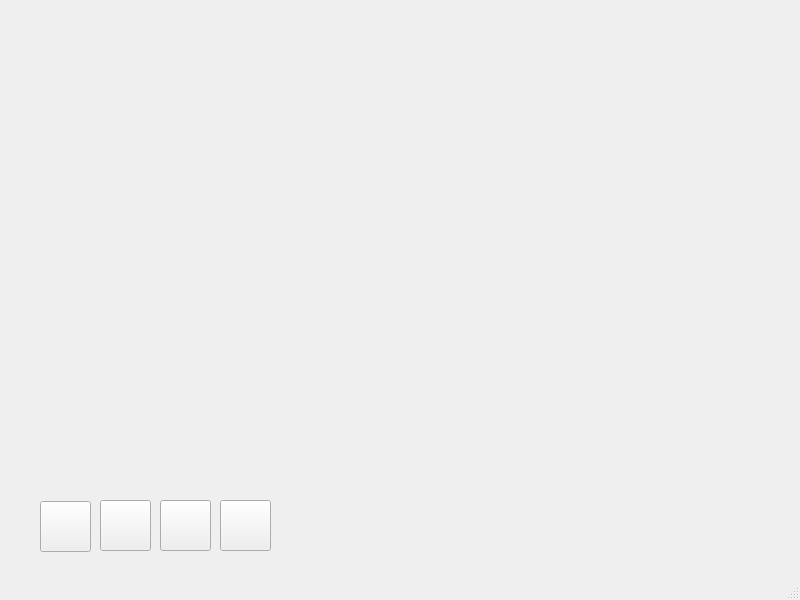
Qt form IProgra/fabricawindow.ui (UnopposedQuill/I-Progra-Refrescos) before a commit.
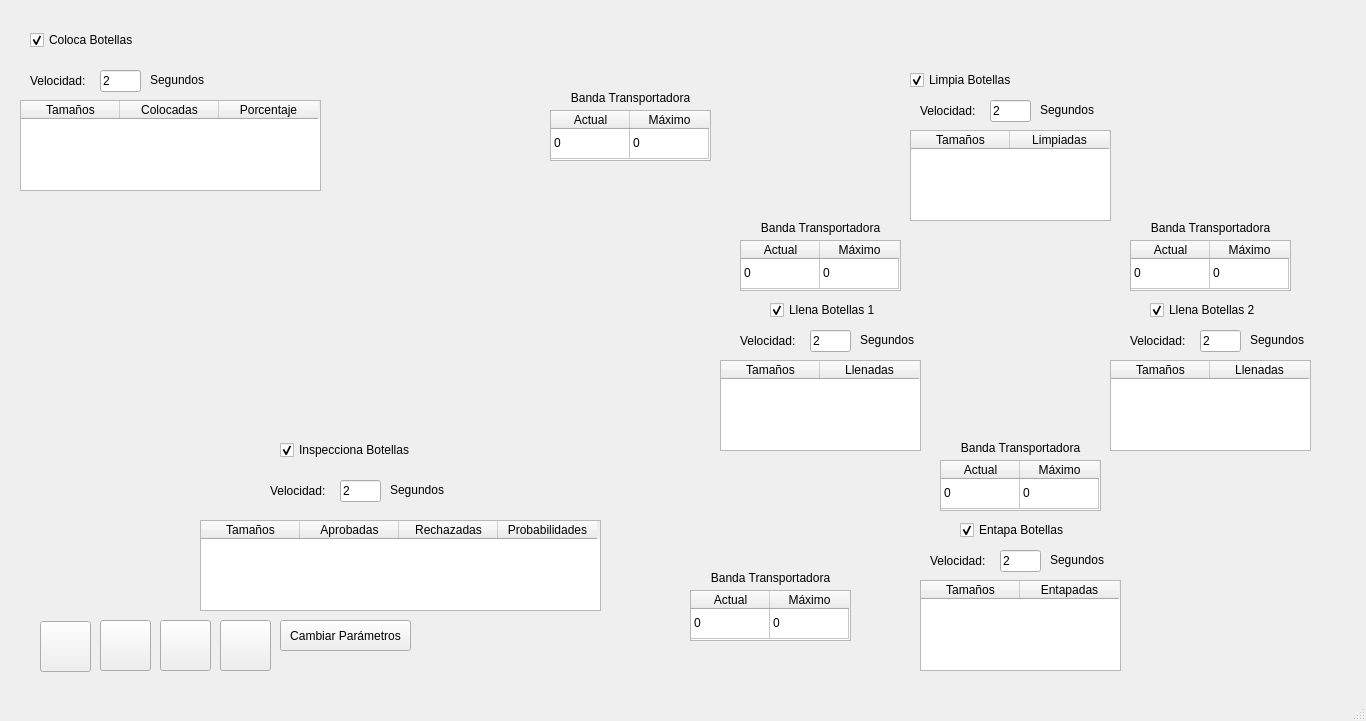
The same form after that commit. Icons and pictures are not drawn.

```diff
--- a/IProgra/fabricawindow.ui
+++ b/IProgra/fabricawindow.ui
@@ -6,8 +6,8 @@
    <rect>
     <x>0</x>
     <y>0</y>
-    <width>800</width>
-    <height>600</height>
+    <width>1366</width>
+    <height>721</height>
    </rect>
   </property>
   <property name="windowTitle">
@@ -18,7 +18,7 @@
     <property name="geometry">
      <rect>
       <x>40</x>
-      <y>501</y>
+      <y>621</y>
       <width>51</width>
       <height>51</height>
      </rect>
@@ -49,7 +49,7 @@
     <property name="geometry">
      <rect>
       <x>160</x>
-      <y>500</y>
+      <y>620</y>
       <width>51</width>
       <height>51</height>
      </rect>
@@ -72,7 +72,7 @@
     <property name="geometry">
      <rect>
       <x>220</x>
-      <y>500</y>
+      <y>620</y>
       <width>51</width>
       <height>51</height>
      </rect>
@@ -95,7 +95,7 @@
     <property name="geometry">
      <rect>
       <x>100</x>
-      <y>500</y>
+      <y>620</y>
       <width>51</width>
       <height>51</height>
      </rect>
@@ -114,6 +114,805 @@
      </size>
     </property>
    </widget>
+   <widget class="QCheckBox" name="colocaBotellasActivo">
+    <property name="geometry">
+     <rect>
+      <x>30</x>
+      <y>30</y>
+      <width>121</width>
+      <height>20</height>
+     </rect>
+    </property>
+    <property name="text">
+     <string>Coloca Botellas</string>
+    </property>
+    <property name="checked">
+     <bool>true</bool>
+    </property>
+   </widget>
+   <widget class="QCheckBox" name="limpiaBotellasActivo">
+    <property name="geometry">
+     <rect>
+      <x>910</x>
+      <y>70</y>
+      <width>121</width>
+      <height>20</height>
+     </rect>
+    </property>
+    <property name="text">
+     <string>Limpia Botellas</string>
+    </property>
+    <property name="checked">
+     <bool>true</bool>
+    </property>
+   </widget>
+   <widget class="QCheckBox" name="llenaBotellasActivo1">
+    <property name="geometry">
+     <rect>
+      <x>770</x>
+      <y>300</y>
+      <width>121</width>
+      <height>20</height>
+     </rect>
+    </property>
+    <property name="text">
+     <string>Llena Botellas 1</string>
+    </property>
+    <property name="checked">
+     <bool>true</bool>
+    </property>
+   </widget>
+   <widget class="QCheckBox" name="llenaBotellasActivo2">
+    <property name="geometry">
+     <rect>
+      <x>1150</x>
+      <y>300</y>
+      <width>121</width>
+      <height>20</height>
+     </rect>
+    </property>
+    <property name="text">
+     <string>Llena Botellas 2</string>
+    </property>
+    <property name="checked">
+     <bool>true</bool>
+    </property>
+   </widget>
+   <widget class="QCheckBox" name="entapaBotellasActivo">
+    <property name="geometry">
+     <rect>
+      <x>960</x>
+      <y>520</y>
+      <width>121</width>
+      <height>20</height>
+     </rect>
+    </property>
+    <property name="text">
+     <string>Entapa Botellas</string>
+    </property>
+    <property name="checked">
+     <bool>true</bool>
+    </property>
+   </widget>
+   <widget class="QPushButton" name="cambiarParametros">
+    <property name="geometry">
+     <rect>
+      <x>280</x>
+      <y>620</y>
+      <width>131</width>
+      <height>31</height>
+     </rect>
+    </property>
+    <property name="text">
+     <string>Cambiar Parámetros</string>
+    </property>
+   </widget>
+   <widget class="QLabel" name="label">
+    <property name="geometry">
+     <rect>
+      <x>30</x>
+      <y>70</y>
+      <width>71</width>
+      <height>21</height>
+     </rect>
+    </property>
+    <property name="text">
+     <string>Velocidad:</string>
+    </property>
+   </widget>
+   <widget class="QLabel" name="label_2">
+    <property name="geometry">
+     <rect>
+      <x>740</x>
+      <y>330</y>
+      <width>71</width>
+      <height>21</height>
+     </rect>
+    </property>
+    <property name="text">
+     <string>Velocidad:</string>
+    </property>
+   </widget>
+   <widget class="QLabel" name="label_3">
+    <property name="geometry">
+     <rect>
+      <x>920</x>
+      <y>100</y>
+      <width>71</width>
+      <height>21</height>
+     </rect>
+    </property>
+    <property name="text">
+     <string>Velocidad:</string>
+    </property>
+   </widget>
+   <widget class="QLabel" name="label_4">
+    <property name="geometry">
+     <rect>
+      <x>930</x>
+      <y>550</y>
+      <width>71</width>
+      <height>21</height>
+     </rect>
+    </property>
+    <property name="text">
+     <string>Velocidad:</string>
+    </property>
+   </widget>
+   <widget class="QLabel" name="label_5">
+    <property name="geometry">
+     <rect>
+      <x>1130</x>
+      <y>330</y>
+      <width>71</width>
+      <height>21</height>
+     </rect>
+    </property>
+    <property name="text">
+     <string>Velocidad:</string>
+    </property>
+   </widget>
+   <widget class="QLineEdit" name="velocidadLlenador1">
+    <property name="geometry">
+     <rect>
+      <x>810</x>
+      <y>330</y>
+      <width>41</width>
+      <height>22</height>
+     </rect>
+    </property>
+    <property name="text">
+     <string>2</string>
+    </property>
+   </widget>
+   <widget class="QLineEdit" name="velocidadLimpiador">
+    <property name="geometry">
+     <rect>
+      <x>990</x>
+      <y>100</y>
+      <width>41</width>
+      <height>22</height>
+     </rect>
+    </property>
+    <property name="text">
+     <string>2</string>
+    </property>
+   </widget>
+   <widget class="QLineEdit" name="velocidadEntapador">
+    <property name="geometry">
+     <rect>
+      <x>1000</x>
+      <y>550</y>
+      <width>41</width>
+      <height>22</height>
+     </rect>
+    </property>
+    <property name="text">
+     <string>2</string>
+    </property>
+   </widget>
+   <widget class="QLineEdit" name="velocidadLlenador2">
+    <property name="geometry">
+     <rect>
+      <x>1200</x>
+      <y>330</y>
+      <width>41</width>
+      <height>22</height>
+     </rect>
+    </property>
+    <property name="text">
+     <string>2</string>
+    </property>
+   </widget>
+   <widget class="QLabel" name="label_7">
+    <property name="geometry">
+     <rect>
+      <x>150</x>
+      <y>70</y>
+      <width>59</width>
+      <height>20</height>
+     </rect>
+    </property>
+    <property name="text">
+     <string>Segundos</string>
+    </property>
+   </widget>
+   <widget class="QLineEdit" name="velocidadColocador">
+    <property name="geometry">
+     <rect>
+      <x>100</x>
+      <y>70</y>
+      <width>41</width>
+      <height>22</height>
+     </rect>
+    </property>
+    <property name="text">
+     <string>2</string>
+    </property>
+   </widget>
+   <widget class="QLabel" name="label_8">
+    <property name="geometry">
+     <rect>
+      <x>860</x>
+      <y>330</y>
+      <width>59</width>
+      <height>20</height>
+     </rect>
+    </property>
+    <property name="text">
+     <string>Segundos</string>
+    </property>
+   </widget>
+   <widget class="QLabel" name="label_9">
+    <property name="geometry">
+     <rect>
+      <x>1040</x>
+      <y>100</y>
+      <width>59</width>
+      <height>20</height>
+     </rect>
+    </property>
+    <property name="text">
+     <string>Segundos</string>
+    </property>
+   </widget>
+   <widget class="QLabel" name="label_10">
+    <property name="geometry">
+     <rect>
+      <x>1050</x>
+      <y>550</y>
+      <width>59</width>
+      <height>20</height>
+     </rect>
+    </property>
+    <property name="text">
+     <string>Segundos</string>
+    </property>
+   </widget>
+   <widget class="QLabel" name="label_11">
+    <property name="geometry">
+     <rect>
+      <x>1250</x>
+      <y>330</y>
+      <width>59</width>
+      <height>20</height>
+     </rect>
+    </property>
+    <property name="text">
+     <string>Segundos</string>
+    </property>
+   </widget>
+   <widget class="QTableWidget" name="contadoresColocador">
+    <property name="geometry">
+     <rect>
+      <x>20</x>
+      <y>100</y>
+      <width>301</width>
+      <height>91</height>
+     </rect>
+    </property>
+    <attribute name="horizontalHeaderDefaultSectionSize">
+     <number>99</number>
+    </attribute>
+    <attribute name="verticalHeaderVisible">
+     <bool>false</bool>
+    </attribute>
+    <column>
+     <property name="text">
+      <string>Tamaños</string>
+     </property>
+    </column>
+    <column>
+     <property name="text">
+      <string>Colocadas</string>
+     </property>
+    </column>
+    <column>
+     <property name="text">
+      <string>Porcentaje</string>
+     </property>
+    </column>
+   </widget>
+   <widget class="QTableWidget" name="contadoresLlenador1">
+    <property name="geometry">
+     <rect>
+      <x>720</x>
+      <y>360</y>
+      <width>201</width>
+      <height>91</height>
+     </rect>
+    </property>
+    <attribute name="horizontalHeaderDefaultSectionSize">
+     <number>99</number>
+    </attribute>
+    <attribute name="verticalHeaderVisible">
+     <bool>false</bool>
+    </attribute>
+    <column>
+     <property name="text">
+      <string>Tamaños</string>
+     </property>
+    </column>
+    <column>
+     <property name="text">
+      <string>Llenadas</string>
+     </property>
+    </column>
+   </widget>
+   <widget class="QTableWidget" name="contadoresLimpiador">
+    <property name="geometry">
+     <rect>
+      <x>910</x>
+      <y>130</y>
+      <width>201</width>
+      <height>91</height>
+     </rect>
+    </property>
+    <attribute name="horizontalHeaderDefaultSectionSize">
+     <number>99</number>
+    </attribute>
+    <attribute name="verticalHeaderVisible">
+     <bool>false</bool>
+    </attribute>
+    <column>
+     <property name="text">
+      <string>Tamaños</string>
+     </property>
+    </column>
+    <column>
+     <property name="text">
+      <string>Limpiadas</string>
+     </property>
+    </column>
+   </widget>
+   <widget class="QTableWidget" name="contadoresEntapador">
+    <property name="geometry">
+     <rect>
+      <x>920</x>
+      <y>580</y>
+      <width>201</width>
+      <height>91</height>
+     </rect>
+    </property>
+    <attribute name="horizontalHeaderDefaultSectionSize">
+     <number>99</number>
+    </attribute>
+    <attribute name="verticalHeaderVisible">
+     <bool>false</bool>
+    </attribute>
+    <column>
+     <property name="text">
+      <string>Tamaños</string>
+     </property>
+    </column>
+    <column>
+     <property name="text">
+      <string>Entapadas</string>
+     </property>
+    </column>
+   </widget>
+   <widget class="QTableWidget" name="contadoresLlenador2">
+    <property name="geometry">
+     <rect>
+      <x>1110</x>
+      <y>360</y>
+      <width>201</width>
+      <height>91</height>
+     </rect>
+    </property>
+    <attribute name="horizontalHeaderDefaultSectionSize">
+     <number>99</number>
+    </attribute>
+    <attribute name="verticalHeaderVisible">
+     <bool>false</bool>
+    </attribute>
+    <column>
+     <property name="text">
+      <string>Tamaños</string>
+     </property>
+    </column>
+    <column>
+     <property name="text">
+      <string>Llenadas</string>
+     </property>
+    </column>
+   </widget>
+   <widget class="QLabel" name="label_13">
+    <property name="geometry">
+     <rect>
+      <x>550</x>
+      <y>90</y>
+      <width>161</width>
+      <height>16</height>
+     </rect>
+    </property>
+    <property name="text">
+     <string>Banda Transportadora</string>
+    </property>
+    <property name="alignment">
+     <set>Qt::AlignCenter</set>
+    </property>
+   </widget>
+   <widget class="QTableWidget" name="infoBandaColocadas">
+    <property name="geometry">
+     <rect>
+      <x>550</x>
+      <y>110</y>
+      <width>161</width>
+      <height>51</height>
+     </rect>
+    </property>
+    <attribute name="horizontalHeaderDefaultSectionSize">
+     <number>79</number>
+    </attribute>
+    <attribute name="verticalHeaderVisible">
+     <bool>false</bool>
+    </attribute>
+    <row>
+     <property name="text">
+      <string>1</string>
+     </property>
+    </row>
+    <column>
+     <property name="text">
+      <string>Actual</string>
+     </property>
+    </column>
+    <column>
+     <property name="text">
+      <string>Máximo</string>
+     </property>
+    </column>
+    <item row="0" column="0">
+     <property name="text">
+      <string>0</string>
+     </property>
+    </item>
+    <item row="0" column="1">
+     <property name="text">
+      <string>0</string>
+     </property>
+    </item>
+   </widget>
+   <widget class="QLabel" name="label_14">
+    <property name="geometry">
+     <rect>
+      <x>940</x>
+      <y>440</y>
+      <width>161</width>
+      <height>16</height>
+     </rect>
+    </property>
+    <property name="text">
+     <string>Banda Transportadora</string>
+    </property>
+    <property name="alignment">
+     <set>Qt::AlignCenter</set>
+    </property>
+   </widget>
+   <widget class="QLabel" name="label_15">
+    <property name="geometry">
+     <rect>
+      <x>740</x>
+      <y>220</y>
+      <width>161</width>
+      <height>16</height>
+     </rect>
+    </property>
+    <property name="text">
+     <string>Banda Transportadora</string>
+    </property>
+    <property name="alignment">
+     <set>Qt::AlignCenter</set>
+    </property>
+   </widget>
+   <widget class="QLabel" name="label_16">
+    <property name="geometry">
+     <rect>
+      <x>1130</x>
+      <y>220</y>
+      <width>161</width>
+      <height>16</height>
+     </rect>
+    </property>
+    <property name="text">
+     <string>Banda Transportadora</string>
+    </property>
+    <property name="alignment">
+     <set>Qt::AlignCenter</set>
+    </property>
+   </widget>
+   <widget class="QLabel" name="label_17">
+    <property name="geometry">
+     <rect>
+      <x>690</x>
+      <y>570</y>
+      <width>161</width>
+      <height>16</height>
+     </rect>
+    </property>
+    <property name="text">
+     <string>Banda Transportadora</string>
+    </property>
+    <property name="alignment">
+     <set>Qt::AlignCenter</set>
+    </property>
+   </widget>
+   <widget class="QCheckBox" name="inspeccionaBotellasActivo">
+    <property name="geometry">
+     <rect>
+      <x>280</x>
+      <y>440</y>
+      <width>161</width>
+      <height>20</height>
+     </rect>
+    </property>
+    <property name="text">
+     <string>Inspecciona Botellas</string>
+    </property>
+    <property name="checked">
+     <bool>true</bool>
+    </property>
+   </widget>
+   <widget class="QTableWidget" name="contadoresInspeccionador">
+    <property name="geometry">
+     <rect>
+      <x>200</x>
+      <y>520</y>
+      <width>401</width>
+      <height>91</height>
+     </rect>
+    </property>
+    <attribute name="horizontalHeaderDefaultSectionSize">
+     <number>99</number>
+    </attribute>
+    <attribute name="verticalHeaderVisible">
+     <bool>false</bool>
+    </attribute>
+    <column>
+     <property name="text">
+      <string>Tamaños</string>
+     </property>
+    </column>
+    <column>
+     <property name="text">
+      <string>Aprobadas</string>
+     </property>
+    </column>
+    <column>
+     <property name="text">
+      <string>Rechazadas</string>
+     </property>
+    </column>
+    <column>
+     <property name="text">
+      <string>Probabilidades</string>
+     </property>
+    </column>
+   </widget>
+   <widget class="QLabel" name="label_12">
+    <property name="geometry">
+     <rect>
+      <x>390</x>
+      <y>480</y>
+      <width>59</width>
+      <height>20</height>
+     </rect>
+    </property>
+    <property name="text">
+     <string>Segundos</string>
+    </property>
+   </widget>
+   <widget class="QLineEdit" name="velocidadInspeccionador">
+    <property name="geometry">
+     <rect>
+      <x>340</x>
+      <y>480</y>
+      <width>41</width>
+      <height>22</height>
+     </rect>
+    </property>
+    <property name="text">
+     <string>2</string>
+    </property>
+   </widget>
+   <widget class="QLabel" name="label_6">
+    <property name="geometry">
+     <rect>
+      <x>270</x>
+      <y>480</y>
+      <width>71</width>
+      <height>21</height>
+     </rect>
+    </property>
+    <property name="text">
+     <string>Velocidad:</string>
+    </property>
+   </widget>
+   <widget class="QTableWidget" name="infoBandaLimpias1">
+    <property name="geometry">
+     <rect>
+      <x>740</x>
+      <y>240</y>
+      <width>161</width>
+      <height>51</height>
+     </rect>
+    </property>
+    <attribute name="horizontalHeaderDefaultSectionSize">
+     <number>79</number>
+    </attribute>
+    <attribute name="verticalHeaderVisible">
+     <bool>false</bool>
+    </attribute>
+    <row>
+     <property name="text">
+      <string>1</string>
+     </property>
+    </row>
+    <column>
+     <property name="text">
+      <string>Actual</string>
+     </property>
+    </column>
+    <column>
+     <property name="text">
+      <string>Máximo</string>
+     </property>
+    </column>
+    <item row="0" column="0">
+     <property name="text">
+      <string>0</string>
+     </property>
+    </item>
+    <item row="0" column="1">
+     <property name="text">
+      <string>0</string>
+     </property>
+    </item>
+   </widget>
+   <widget class="QTableWidget" name="infoBandaLimpias2">
+    <property name="geometry">
+     <rect>
+      <x>1130</x>
+      <y>240</y>
+      <width>161</width>
+      <height>51</height>
+     </rect>
+    </property>
+    <attribute name="horizontalHeaderDefaultSectionSize">
+     <number>79</number>
+    </attribute>
+    <attribute name="verticalHeaderVisible">
+     <bool>false</bool>
+    </attribute>
+    <row>
+     <property name="text">
+      <string>1</string>
+     </property>
+    </row>
+    <column>
+     <property name="text">
+      <string>Actual</string>
+     </property>
+    </column>
+    <column>
+     <property name="text">
+      <string>Máximo</string>
+     </property>
+    </column>
+    <item row="0" column="0">
+     <property name="text">
+      <string>0</string>
+     </property>
+    </item>
+    <item row="0" column="1">
+     <property name="text">
+      <string>0</string>
+     </property>
+    </item>
+   </widget>
+   <widget class="QTableWidget" name="infoBandaLlenas">
+    <property name="geometry">
+     <rect>
+      <x>940</x>
+      <y>460</y>
+      <width>161</width>
+      <height>51</height>
+     </rect>
+    </property>
+    <attribute name="horizontalHeaderDefaultSectionSize">
+     <number>79</number>
+    </attribute>
+    <attribute name="verticalHeaderVisible">
+     <bool>false</bool>
+    </attribute>
+    <row>
+     <property name="text">
+      <string>1</string>
+     </property>
+    </row>
+    <column>
+     <property name="text">
+      <string>Actual</string>
+     </property>
+    </column>
+    <column>
+     <property name="text">
+      <string>Máximo</string>
+     </property>
+    </column>
+    <item row="0" column="0">
+     <property name="text">
+      <string>0</string>
+     </property>
+    </item>
+    <item row="0" column="1">
+     <property name="text">
+      <string>0</string>
+     </property>
+    </item>
+   </widget>
+   <widget class="QTableWidget" name="infoBandaEntapadas">
+    <property name="geometry">
+     <rect>
+      <x>690</x>
+      <y>590</y>
+      <width>161</width>
+      <height>51</height>
+     </rect>
+    </property>
+    <attribute name="horizontalHeaderDefaultSectionSize">
+     <number>79</number>
+    </attribute>
+    <attribute name="verticalHeaderVisible">
+     <bool>false</bool>
+    </attribute>
+    <row>
+     <property name="text">
+      <string>1</string>
+     </property>
+    </row>
+    <column>
+     <property name="text">
+      <string>Actual</string>
+     </property>
+    </column>
+    <column>
+     <property name="text">
+      <string>Máximo</string>
+     </property>
+    </column>
+    <item row="0" column="0">
+     <property name="text">
+      <string>0</string>
+     </property>
+    </item>
+    <item row="0" column="1">
+     <property name="text">
+      <string>0</string>
+     </property>
+    </item>
+   </widget>
   </widget>
   <widget class="QMenuBar" name="menubar">
    <property name="geometry">
```
Left out of the diff: 2 changed lines with no effect on the pictures.
